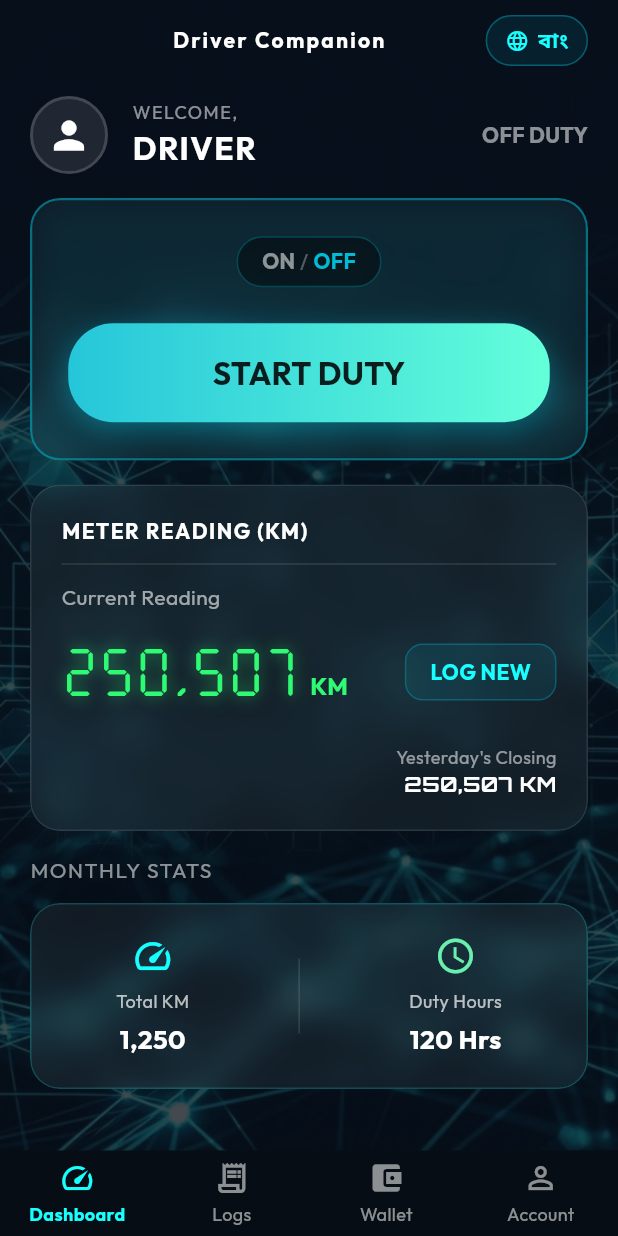
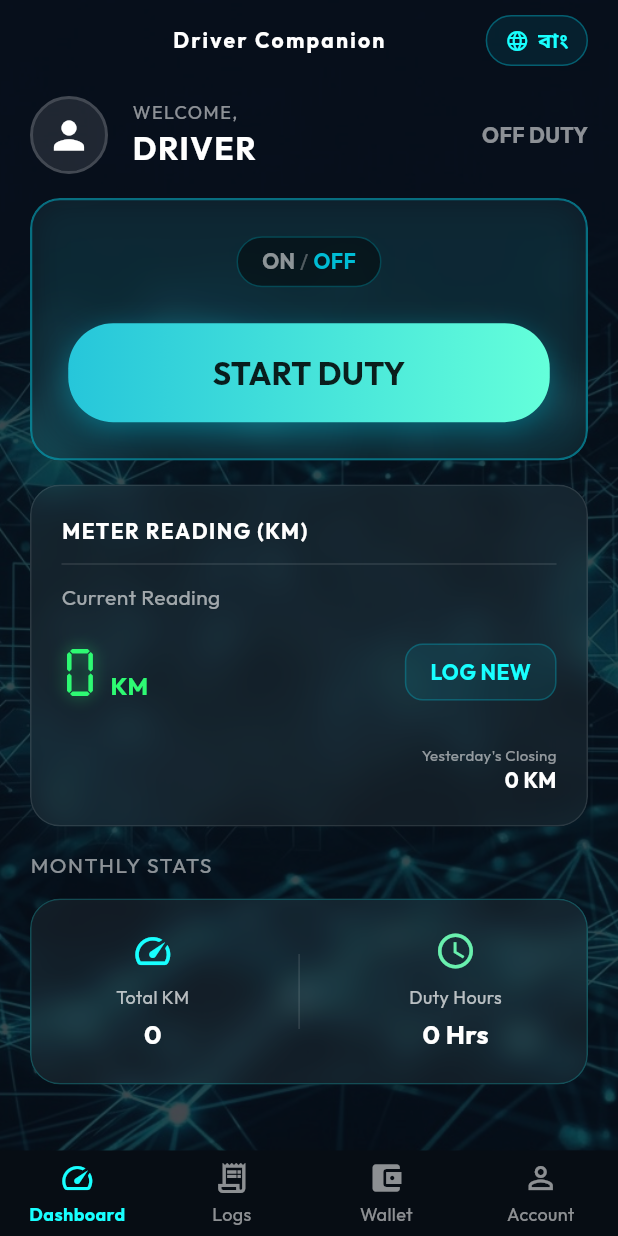
Before and after one commit to kaziomarSH24/ubs-fleet-app, a Flutter app: the DriverHomeScreen screen opened by its route, on a phone screen of 412 x 824 dp. Run offline on Flutter 3.47's test engine with Material 3 defaults, Android fonts, the phone set to English and light mode, and no system bars; drawn by our look-alikes of flutter_animate; our stand-ins replace flutter_dotenv, flutter_riverpod, go_router, hive, hive_flutter, internet_connection_checker_plus and 3 more; accounts and stored records are empty; project files that could hold a hidden picture were left out.

Commit message:
Make Monthly Stats card on Dashboard dynamic and fix Night Stay toggle

```diff
--- a/lib/features/driver/data/repositories/driver_repository.dart
+++ b/lib/features/driver/data/repositories/driver_repository.dart
@@ -64,6 +64,7 @@ class DriverRepository {
     int cngKm = 0,
     int lpgKm = 0,
     int octaneKm = 0,
+    bool nightStay = false,
   }) async {
     final box = Hive.box<DailyLogLocal>(HiveSetup.dailyLogsBox);
     final log = box.get(logId);
@@ -86,7 +87,7 @@ class DriverRepository {
         endKm: endKm,
         totalKm: totalKm,
         status: 'completed',
-        nightStay: log.nightStay,
+        nightStay: nightStay,
         isSynced: false,
         isStartTimeEdited: log.isStartTimeEdited || isStartTimeEdited,
         cngKm: cngKm,
@@ -105,6 +106,7 @@ class DriverRepository {
         'cng_km': cngKm,
         'lpg_km': lpgKm,
         'octane_km': octaneKm,
+        'night_stay': nightStay,
       };
 
       if (isStartTimeEdited) {
--- a/lib/features/driver/presentation/screens/daily_log_screen.dart
+++ b/lib/features/driver/presentation/screens/daily_log_screen.dart
@@ -449,6 +449,7 @@ class _DailyLogScreenState extends ConsumerState<DailyLogScreen> {
                              cngKm: _cngRun,
                              lpgKm: _lpgRun,
                              octaneKm: int.tryParse(_octaneKmController.text) ?? 0,
+                             nightStay: _isNightStay,
                            );
 
                            final expense = double.tryParse(_tollParkingController.text) ?? 0;
--- a/lib/features/driver/presentation/screens/driver_home_screen.dart
+++ b/lib/features/driver/presentation/screens/driver_home_screen.dart
@@ -72,8 +72,23 @@ class _DriverHomeScreenState extends ConsumerState<DriverHomeScreen> {
     );
   }
 
+  int _getLastEndKm() {
+    final authService = ref.read(authServiceProvider);
+    final profile = authService.getLocalProfile();
+    if (profile != null) {
+      final logs = ref.read(driverRepositoryProvider).getLogs(profile.id);
+      for (var log in logs) {
+        if (log.endKm != null) {
+          return log.endKm!;
+        }
+      }
+    }
+    return 0; // Default if no previous logs
+  }
+
   void _showStartDutyDialog(BuildContext context) {
-    final startKmController = TextEditingController(text: '250507');
+    final lastKm = _getLastEndKm();
+    final startKmController = TextEditingController(text: lastKm > 0 ? lastKm.toString() : '');
     final l10n = AppLocalizations.of(context)!;
 
     showDialog(
@@ -112,7 +127,33 @@ class _DriverHomeScreenState extends ConsumerState<DriverHomeScreen> {
                 final authService = ref.read(authServiceProvider);
                 final profile = authService.getLocalProfile();
 
-                final km = int.tryParse(startKmController.text) ?? 250507;
+                final km = int.tryParse(startKmController.text) ?? 0;
+
+                if (km < lastKm && lastKm > 0) {
+                  ScaffoldMessenger.of(context).showSnackBar(
+                    SnackBar(
+                      content: Row(
+                        children: [
+                          const Icon(Icons.error_outline, color: Colors.white, size: 24),
+                          12.widthBox,
+                          Expanded(
+                            child: Text(
+                              l10n.errorInvalidStartKm,
+                              style: const TextStyle(color: Colors.white, fontWeight: FontWeight.bold, fontSize: 14),
+                            ),
+                          ),
+                        ],
+                      ),
+                      backgroundColor: Colors.redAccent.shade700,
+                      behavior: SnackBarBehavior.floating,
+                      shape: RoundedRectangleBorder(borderRadius: BorderRadius.circular(12)),
+                      margin: const EdgeInsets.only(bottom: 24, left: 20, right: 20),
+                      elevation: 8,
+                      duration: const Duration(seconds: 4),
+                    ),
+                  );
+                  return; // Don't proceed
+                }
 
                 if (profile != null) {
                   // For now, vehicleId is hardcoded dummy. In reality, it should be fetched or selected.
@@ -339,7 +380,8 @@ class _DriverHomeScreenState extends ConsumerState<DriverHomeScreen> {
   }
 
   Widget _buildMeterReadingCard(AppLocalizations l10n) {
-    final displayKm = _isDutyOn && _currentStartKm != null ? _currentStartKm! : 250507;
+    final lastKm = _getLastEndKm();
+    final displayKm = _isDutyOn && _currentStartKm != null ? _currentStartKm! : lastKm;
     final formatter = NumberFormat('#,##0');
     final formattedKm = formatter.format(displayKm);
 
@@ -417,9 +459,9 @@ class _DriverHomeScreenState extends ConsumerState<DriverHomeScreen> {
                   children: [
                     l10n.yesterdaysClosing.text
                         .color(Colors.white54)
-                        .size(12)
+                        .size(10)
                         .make(),
-                    "250,507 KM".text.white.bold.fontFamily('Orbitron').make(),
+                    "${formatter.format(lastKm)} KM".text.white.bold.make(),
                   ],
                 ),
               ),
@@ -431,6 +473,35 @@ class _DriverHomeScreenState extends ConsumerState<DriverHomeScreen> {
   }
 
   Widget _buildMonthlyStatsCard(AppLocalizations l10n) {
+    int totalKm = 0;
+    Duration totalDuration = Duration.zero;
+
+    final authService = ref.read(authServiceProvider);
+    final profile = authService.getLocalProfile();
+
+    if (profile != null) {
+      final now = DateTime.now();
+      final monthStart = DateTime(now.year, now.month, 1);
+      final monthEnd = DateTime(now.year, now.month + 1, 0, 23, 59, 59);
+
+      final logs = ref.read(driverRepositoryProvider).getLogs(
+        profile.id,
+        start: monthStart,
+        end: monthEnd,
+      );
+
+      for (var log in logs) {
+        totalKm += (log.totalKm ?? 0);
+        if (log.endTime != null) {
+          totalDuration += log.endTime!.difference(log.startTime);
+        }
+      }
+    }
+
+    final formatter = NumberFormat('#,##0');
+    final formattedKm = formatter.format(totalKm);
+    final formattedHours = "${totalDuration.inHours} Hrs";
+
     return Column(
       crossAxisAlignment: CrossAxisAlignment.start,
       children: [
@@ -456,7 +527,7 @@ class _DriverHomeScreenState extends ConsumerState<DriverHomeScreen> {
                       8.heightBox,
                       "Total KM".text.color(Colors.white70).size(12).make(),
                       4.heightBox,
-                      "1,250".text.white.bold.xl.make(),
+                      formattedKm.text.white.bold.xl.make(),
                     ],
                   ),
                   Container(
@@ -470,7 +541,7 @@ class _DriverHomeScreenState extends ConsumerState<DriverHomeScreen> {
                       8.heightBox,
                       "Duty Hours".text.color(Colors.white70).size(12).make(),
                       4.heightBox,
-                      "120 Hrs".text.white.bold.xl.make(),
+                      formattedHours.text.white.bold.xl.make(),
                     ],
                   ),
                 ],
--- a/lib/l10n/app_bn.arb
+++ b/lib/l10n/app_bn.arb
@@ -60,6 +60,7 @@
   "loginBtn": "লগিন করুন",
   "errorEmptyInput": "অনুগ্রহ করে আইডি/ফোন এবং পিন দিন।",
   "errorInvalidCredentials": "ভুল আইডি/ফোন অথবা পিন দিয়েছেন।",
-  "errorLoginFailed": "লগিন ব্যর্থ হয়েছে: ",
-  "errorGeneric": "একটি সমস্যা হয়েছে: "
+  "errorLoginFailed": "লগইন ব্যর্থ হয়েছে: ",
+  "errorGeneric": "একটি ত্রুটি ঘটেছে: ",
+  "errorInvalidStartKm": "স্টার্ট কি.মি. গত ডিউটির শেষ কি.মি.-এর চেয়ে কম হতে পারবে না"
 }
--- a/lib/l10n/app_en.arb
+++ b/lib/l10n/app_en.arb
@@ -64,5 +64,6 @@
   "errorEmptyInput": "Please enter your ID/Phone and PIN.",
   "errorInvalidCredentials": "Invalid ID/Phone or PIN.",
   "errorLoginFailed": "Login failed: ",
-  "errorGeneric": "An error occurred: "
+  "errorGeneric": "An error occurred: ",
+  "errorInvalidStartKm": "Start KM cannot be less than the last closing KM"
 }
--- a/lib/l10n/app_localizations.dart
+++ b/lib/l10n/app_localizations.dart
@@ -475,6 +475,12 @@ abstract class AppLocalizations {
   /// In en, this message translates to:
   /// **'An error occurred: '**
   String get errorGeneric;
+
+  /// No description provided for @errorInvalidStartKm.
+  ///
+  /// In en, this message translates to:
+  /// **'Start KM cannot be less than the last closing KM'**
+  String get errorInvalidStartKm;
 }
 
 class _AppLocalizationsDelegate
--- a/lib/l10n/app_localizations_en.dart
+++ b/lib/l10n/app_localizations_en.dart
@@ -197,4 +197,8 @@ class AppLocalizationsEn extends AppLocalizations {
 
   @override
   String get errorGeneric => 'An error occurred: ';
+
+  @override
+  String get errorInvalidStartKm =>
+      'Start KM cannot be less than the last closing KM';
 }
```
Also changed, not shown: lib/l10n/app_localizations_bn.dart (+6 -2 lines).
